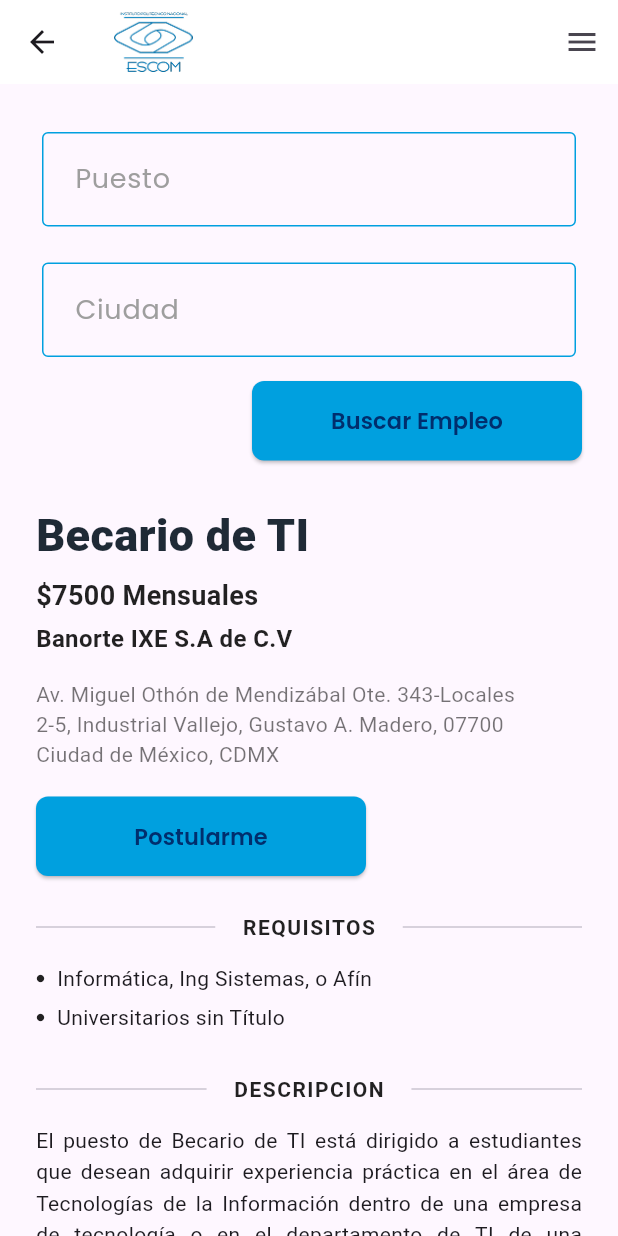
After one commit to danyrs14/Vinculed_app_1, a Flutter app: the JobDetailPage screen opened directly, after a tap on "Buscar Empleo", on a phone screen of 412 x 824 dp. The commit adds this screen. Run offline on Flutter 3.47's test engine with Material 3 defaults, Android fonts, the phone set to English and light mode, and no system bars; our stand-ins replace go_router, lottie, page_transition; Roboto replaces fonts that are missing (Montserrat).

Commit message:
vacante page

```diff
--- a/lib/src/ui/web_app/candidato/buscar_vacantes.dart
+++ b/lib/src/ui/web_app/candidato/buscar_vacantes.dart
@@ -71,7 +71,6 @@ class _JobSearchPageState extends State<JobSearchPage> {
         onNotifTap: () {},
         onMenuSelected: (label) {
           if (label == "Inicio") context.go('/dashboard');
-          // agrega más rutas si las necesitas
         },
       ),
 
@@ -154,7 +153,7 @@ class _JobSearchPageState extends State<JobSearchPage> {
                                           width: 320,
                                           child: SimpleButton(
                                             title: 'Buscar Empleo',
-                                            onTap: _onSearch,
+                                            onTap: () => context.go('/vacante_job'),
                                           ),
                                         ),
                                       ),
--- /dev/null
+++ b/lib/src/ui/web_app/candidato/vacante.dart
@@ -0,0 +1,339 @@
+import 'package:flutter/material.dart';
+import 'package:go_router/go_router.dart';
+
+import 'package:vinculed_app_1/src/ui/widgets/elements/header.dart';
+import 'package:vinculed_app_1/src/ui/widgets/elements/footer.dart';
+import 'package:vinculed_app_1/src/ui/widgets/text_inputs/text_input.dart';
+import 'package:vinculed_app_1/src/ui/widgets/buttons/simple_buttons.dart';
+
+class JobDetailPage extends StatefulWidget {
+  const JobDetailPage({super.key});
+
+  @override
+  State<JobDetailPage> createState() => _JobDetailPageState();
+}
+
+class _JobDetailPageState extends State<JobDetailPage> {
+  // Inputs de la barra de búsqueda superior
+  final _qCtrl = TextEditingController();
+  final _modeCtrl = TextEditingController();
+
+  final _scrollCtrl = ScrollController();
+  bool _showFooter = false;
+
+  // ====== Mismo esquema que JobSearchPage ======
+  static const double _footerReservedSpace = EscomFooter.height;
+  static const double _extraBottomPadding = 24.0;
+  static const double _atEndThreshold = 4.0;
+
+  @override
+  void initState() {
+    super.initState();
+    _scrollCtrl.addListener(_handleScroll);
+    // Asegura estado correcto tras el primer layout
+    WidgetsBinding.instance.addPostFrameCallback((_) => _handleScroll());
+  }
+
+  void _handleScroll() {
+    final pos = _scrollCtrl.position;
+    if (!pos.hasPixels || !pos.hasContentDimensions) return;
+
+    // Si el contenido cabe en pantalla, ocultamos footer (como en JobSearchPage)
+    if (pos.maxScrollExtent <= 0) {
+      if (_showFooter) setState(() => _showFooter = false);
+      return;
+    }
+
+    // Mostrar footer únicamente al final del contenido
+    final atBottom = pos.pixels >= (pos.maxScrollExtent - _atEndThreshold);
+    if (atBottom != _showFooter) {
+      setState(() => _showFooter = atBottom);
+    }
+  }
+
+  @override
+  void dispose() {
+    _scrollCtrl
+      ..removeListener(_handleScroll)
+      ..dispose();
+    _qCtrl.dispose();
+    _modeCtrl.dispose();
+    super.dispose();
+  }
+
+  @override
+  Widget build(BuildContext context) {
+    final isMobile = MediaQuery.of(context).size.width < 700;
+
+    return Scaffold(
+      appBar: EscomHeader(
+        onLoginTap: () => context.go('/login'),
+        onRegisterTap: () => context.go('/signin'),
+        onNotifTap: () {},
+        onMenuSelected: (label) {
+          if (label == 'Inicio') context.go('/dashboard');
+        },
+      ),
+
+      body: Stack(
+        children: [
+          // ====== Scroll a pantalla completa con reserva de espacio para footer ======
+          Positioned.fill(
+            child: LayoutBuilder(
+              builder: (context, constraints) {
+                final minBodyHeight =
+                    constraints.maxHeight - _footerReservedSpace - _extraBottomPadding;
+
+                return NotificationListener<ScrollNotification>(
+                  onNotification: (n) {
+                    if (n is ScrollUpdateNotification ||
+                        n is UserScrollNotification ||
+                        n is ScrollEndNotification) {
+                      _handleScroll();
+                    }
+                    return false;
+                  },
+                  child: SingleChildScrollView(
+                    controller: _scrollCtrl,
+                    padding: const EdgeInsets.only(
+                      bottom: _footerReservedSpace + _extraBottomPadding,
+                    ),
+                    child: Center(
+                      child: ConstrainedBox(
+                        constraints: const BoxConstraints(maxWidth: 1100),
+                        child: Padding(
+                          padding: const EdgeInsets.symmetric(horizontal: 24, vertical: 24),
+                          child: ConstrainedBox(
+                            constraints: BoxConstraints(
+                              minHeight: minBodyHeight > 0 ? minBodyHeight : 0,
+                            ),
+                            child: Column(
+                              crossAxisAlignment: CrossAxisAlignment.start,
+                              children: [
+                                // ───────── Fila de búsqueda superior ─────────
+                                LayoutBuilder(
+                                  builder: (context, c) {
+                                    final wrap = c.maxWidth < 920;
+                                    if (wrap) {
+                                      return Column(
+                                        children: [
+                                          TextInput(title: 'Puesto', controller: _qCtrl),
+                                          const SizedBox(height: 12),
+                                          TextInput(title: 'Ciudad', controller: _modeCtrl),
+                                          const SizedBox(height: 12),
+                                          Align(
+                                            alignment: Alignment.centerRight,
+                                            child: SizedBox(
+                                              width: 220,
+                                              child: SimpleButton(
+                                                title: 'Buscar Empleo',
+                                                onTap: _onSearch,
+                                              ),
+                                            ),
+                                          ),
+                                        ],
+                                      );
+                                    }
+                                    return Row(
+                                      children: [
+                                        Expanded(
+                                          flex: 4,
+                                          child: Padding(
+                                            padding: const EdgeInsets.only(right: 16),
+                                            child: TextInput(title: 'Puesto', controller: _qCtrl),
+                                          ),
+                                        ),
+                                        Expanded(
+                                          flex: 3,
+                                          child: Padding(
+                                            padding: const EdgeInsets.only(right: 16),
+                                            child: TextInput(
+                                              title: 'Ciudad',
+                                              controller: _modeCtrl,
+                                            ),
+                                          ),
+                                        ),
+                                        SizedBox(
+                                          width: 240,
+                                          child: SimpleButton(
+                                            title: 'Buscar Empleo',
+                                            onTap: _onSearch,
+                                          ),
+                                        ),
+                                      ],
+                                    );
+                                  },
+                                ),
+
+                                const SizedBox(height: 28),
+
+                                // ───────── Encabezado del puesto ─────────
+                                const Text(
+                                  'Becario de TI',
+                                  style: TextStyle(
+                                    fontSize: 30,
+                                    fontWeight: FontWeight.w800,
+                                    color: Color(0xFF1F2A36),
+                                  ),
+                                ),
+                                const SizedBox(height: 6),
+                                const Text(
+                                  '\$7500 Mensuales',
+                                  style: TextStyle(
+                                    fontSize: 18,
+                                    fontWeight: FontWeight.w700,
+                                    color: Colors.black87,
+                                  ),
+                                ),
+                                const SizedBox(height: 4),
+                                const Text(
+                                  'Banorte IXE S.A de C.V',
+                                  style: TextStyle(
+                                    fontSize: 16,
+                                    fontWeight: FontWeight.w700,
+                                    color: Colors.black87,
+                                  ),
+                                ),
+
+                                const SizedBox(height: 16),
+
+                                // Dirección
+                                const _AddressLine('Av. Miguel Othón de Mendizábal Ote. 343-Locales'),
+                                const _AddressLine('2-5, Industrial Vallejo, Gustavo A. Madero, 07700'),
+                                const _AddressLine('Ciudad de México, CDMX'),
+
+                                const SizedBox(height: 18),
+
+                                // CTA Postularme
+                                SizedBox(
+                                  width: 220,
+                                  child: SimpleButton(
+                                    title: 'Postularme',
+                                    onTap: _onApply,
+                                  ),
+                                ),
+
+                                const SizedBox(height: 24),
+
+                                // ───────── Sección REQUISITOS ─────────
+                                const _SectionTitle('REQUISITOS'),
+                                const SizedBox(height: 14),
+                                const _Bullet('Informática, Ing Sistemas, o Afín'),
+                                const SizedBox(height: 6),
+                                const _Bullet('Universitarios sin Título'),
+
+                                const SizedBox(height: 28),
+
+                                // ───────── Sección DESCRIPCION ─────────
+                                const _SectionTitle('DESCRIPCION'),
+                                const SizedBox(height: 14),
+                                const Text(
+                                  'El puesto de Becario de TI está dirigido a estudiantes que desean adquirir experiencia '
+                                      'práctica en el área de Tecnologías de la Información dentro de una empresa de tecnología '
+                                      'o en el departamento de TI de una organización. El becario trabajará bajo la supervisión de '
+                                      'profesionales experimentados en el campo, participando en proyectos tecnológicos y '
+                                      'colaborando en tareas de soporte y mantenimiento de sistemas, redes, y aplicaciones de la empresa.',
+                                  textAlign: TextAlign.justify,
+                                  style: TextStyle(height: 1.5),
+                                ),
+
+                                const SizedBox(height: 40),
+                              ],
+                            ),
+                          ),
+                        ),
+                      ),
+                    ),
+                  ),
+                );
+              },
+            ),
+          ),
+
+          // ====== Footer animado como en JobSearchPage ======
+          Positioned(
+            left: 0,
+            right: 0,
+            bottom: 0,
+            child: AnimatedSlide(
+              duration: const Duration(milliseconds: 220),
+              curve: Curves.easeOut,
+              offset: _showFooter ? Offset.zero : const Offset(0, 1),
+              child: AnimatedOpacity(
+                duration: const Duration(milliseconds: 220),
+                opacity: _showFooter ? 1 : 0,
+                child: EscomFooter(isMobile: isMobile),
+              ),
+            ),
+          ),
+        ],
+      ),
+    );
+  }
+
+  // Acciones
+  void _onSearch() {
+    // context.go('/busqueda_job'); // si ya tienes esa ruta
+  }
+
+  void _onApply() {
+    // Lógica para postularse
+  }
+}
+
+/* ───────────────────────── Widgets pequeños ───────────────────────── */
+
+class _AddressLine extends StatelessWidget {
+  const _AddressLine(this.text);
+  final String text;
+
+  @override
+  Widget build(BuildContext context) {
+    return Text(
+      text,
+      style: const TextStyle(color: Colors.black54),
+    );
+  }
+}
+
+class _SectionTitle extends StatelessWidget {
+  const _SectionTitle(this.title);
+  final String title;
+
+  @override
+  Widget build(BuildContext context) {
+    return Row(
+      children: [
+        const Expanded(child: Divider()),
+        Padding(
+          padding: const EdgeInsets.symmetric(horizontal: 18.0),
+          child: Text(
+            title,
+            style: const TextStyle(
+              letterSpacing: 1,
+              fontWeight: FontWeight.w700,
+              color: Colors.black87,
+            ),
+          ),
+        ),
+        const Expanded(child: Divider()),
+      ],
+    );
+  }
+}
+
+class _Bullet extends StatelessWidget {
+  const _Bullet(this.text);
+  final String text;
+
+  @override
+  Widget build(BuildContext context) {
+    return Row(
+      children: [
+        const Icon(Icons.circle, size: 6),
+        const SizedBox(width: 8),
+        Expanded(child: Text(text)),
+      ],
+    );
+  }
+}
--- a/lib/src/ui/web_app/index.dart
+++ b/lib/src/ui/web_app/index.dart
@@ -3,6 +3,7 @@ import 'package:go_router/go_router.dart';
 import 'package:vinculed_app_1/src/ui/web_app/candidato/buscar_vacantes.dart';
 
 import 'package:vinculed_app_1/src/ui/web_app/candidato/inicio.dart';
+import 'package:vinculed_app_1/src/ui/web_app/candidato/vacante.dart';
 import 'package:vinculed_app_1/src/ui/web_app/dashboard.dart';
 import 'package:vinculed_app_1/src/ui/web_app/login.dart';
 import 'package:vinculed_app_1/src/ui/web_app/not_found_page.dart';
@@ -49,6 +50,10 @@ class _AdminAppState extends State<AdminApp> {
           path: '/busqueda_job',
           builder: (context, state) => const JobSearchPage(),
         ),
+        GoRoute(
+          path: '/vacante_job',
+          builder: (context, state) => const JobDetailPage(),
+        ),
       ],
       errorPageBuilder: (context, state) => const MaterialPage(
         child: NotFoundPage(),
```
